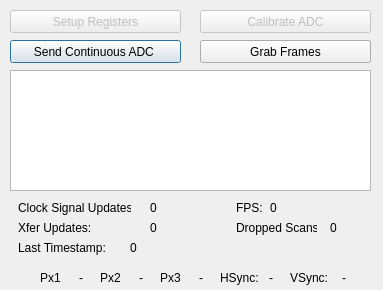
Old version of the form FG_Controls.ui in the repository acorver/SpikeGL.
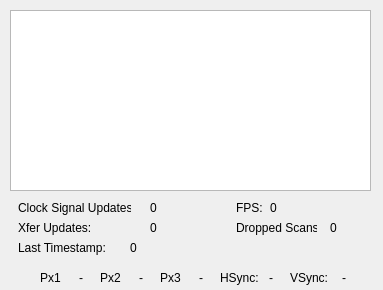
New version of the form.

Commit message: got rid of grab frames, stop grab, contadc, and setup registers debug buttons from gramegrabber controls

Patch:
```diff
--- a/FG_Controls.ui
+++ b/FG_Controls.ui
@@ -41,73 +41,15 @@
    <property name="geometry">
     <rect>
      <x>10</x>
-     <y>70</y>
+     <y>10</y>
      <width>361</width>
-     <height>121</height>
+     <height>181</height>
     </rect>
    </property>
    <property name="textInteractionFlags">
     <set>Qt::TextSelectableByKeyboard|Qt::TextSelectableByMouse</set>
    </property>
   </widget>
-  <widget class="QPushButton" name="contAdcBut">
-   <property name="geometry">
-    <rect>
-     <x>10</x>
-     <y>40</y>
-     <width>171</width>
-     <height>23</height>
-    </rect>
-   </property>
-   <property name="text">
-    <string>Send Continuous ADC </string>
-   </property>
-  </widget>
-  <widget class="QPushButton" name="grabFramesBut">
-   <property name="geometry">
-    <rect>
-     <x>200</x>
-     <y>40</y>
-     <width>171</width>
-     <height>23</height>
-    </rect>
-   </property>
-   <property name="text">
-    <string>Grab Frames</string>
-   </property>
-  </widget>
-  <widget class="QPushButton" name="setupRegsBut">
-   <property name="enabled">
-    <bool>false</bool>
-   </property>
-   <property name="geometry">
-    <rect>
-     <x>10</x>
-     <y>10</y>
-     <width>171</width>
-     <height>23</height>
-    </rect>
-   </property>
-   <property name="text">
-    <string>Setup Registers</string>
-   </property>
-  </widget>
-  <widget class="QPushButton" name="calibAdcBut">
-   <property name="enabled">
-    <bool>false</bool>
-   </property>
-   <property name="geometry">
-    <rect>
-     <x>200</x>
-     <y>10</y>
-     <width>171</width>
-     <height>23</height>
-    </rect>
-   </property>
-   <property name="text">
-    <string>Calibrate ADC</string>
-   </property>
-  </widget>
   <widget class="QLabel" name="label">
    <property name="geometry">
     <rect>
@@ -363,56 +305,6 @@
     <string>0</string>
    </property>
   </widget>
-  <widget class="QPushButton" name="stopGrabBut">
-   <property name="geometry">
-    <rect>
-     <x>200</x>
-     <y>40</y>
-     <width>171</width>
-     <height>23</height>
-    </rect>
-   </property>
-   <property name="palette">
-    <palette>
-     <active>
-      <colorrole role="ButtonText">
-       <brush brushstyle="SolidPattern">
-        <color alpha="255">
-         <red>170</red>
-         <green>0</green>
-         <blue>0</blue>
-        </color>
-       </brush>
-      </colorrole>
-     </active>
-     <inactive>
-      <colorrole role="ButtonText">
-       <brush brushstyle="SolidPattern">
-        <color alpha="255">
-         <red>170</red>
-         <green>0</green>
-         <blue>0</blue>
-        </color>
-       </brush>
-      </colorrole>
-     </inactive>
-     <disabled>
-      <colorrole role="ButtonText">
-       <brush brushstyle="SolidPattern">
-        <color alpha="255">
-         <red>120</red>
-         <green>120</green>
-         <blue>120</blue>
-        </color>
-       </brush>
-      </colorrole>
-     </disabled>
-    </palette>
-   </property>
-   <property name="text">
-    <string>Send STOP</string>
-   </property>
-  </widget>
   <widget class="QLabel" name="timesampLbl_2">
    <property name="geometry">
     <rect>
```
Left out of the diff: 26 changed lines with no effect on the pictures. The commit also changes 3 other files.
